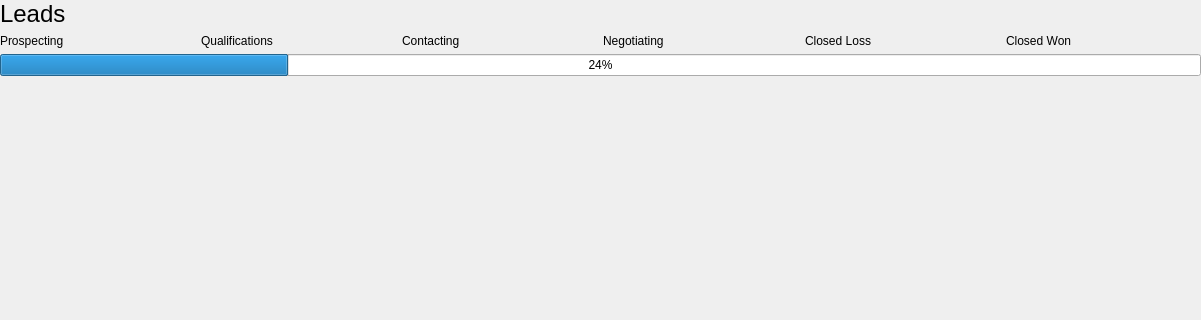
ImGaby123/SalesOptimizer-CRM, file CRM/views/ui/lead_info.ui: the form before one commit; both pictures show x 0 to 1201 and y 0 to 320 of the 1201 by 680 pixel window.
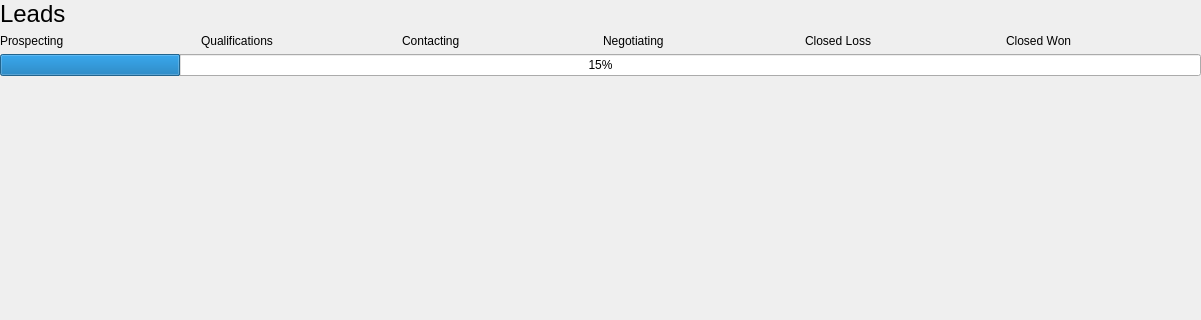
The form after the commit.

Patch:
```diff
--- a/CRM/views/ui/lead_info.ui
+++ b/CRM/views/ui/lead_info.ui
@@ -128,7 +128,7 @@
       <item>
        <widget class="QProgressBar" name="info_bar">
         <property name="value">
-         <number>24</number>
+         <number>15</number>
         </property>
        </widget>
       </item>
```
